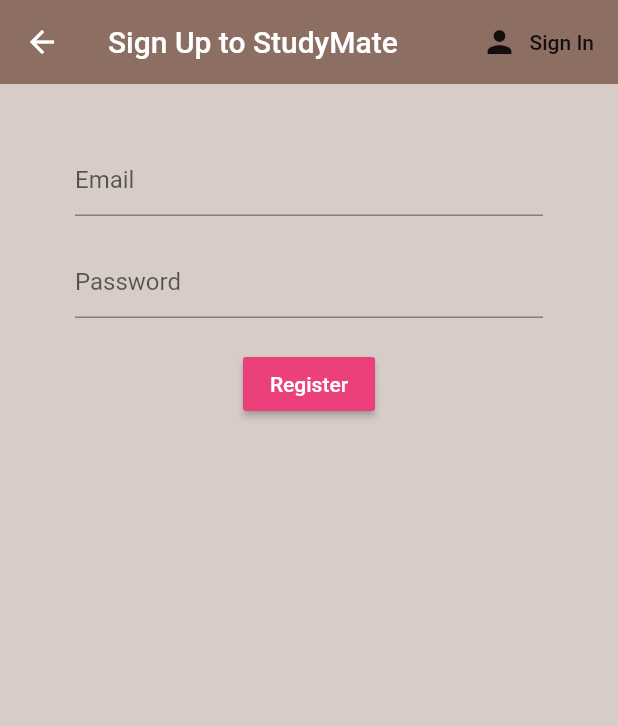
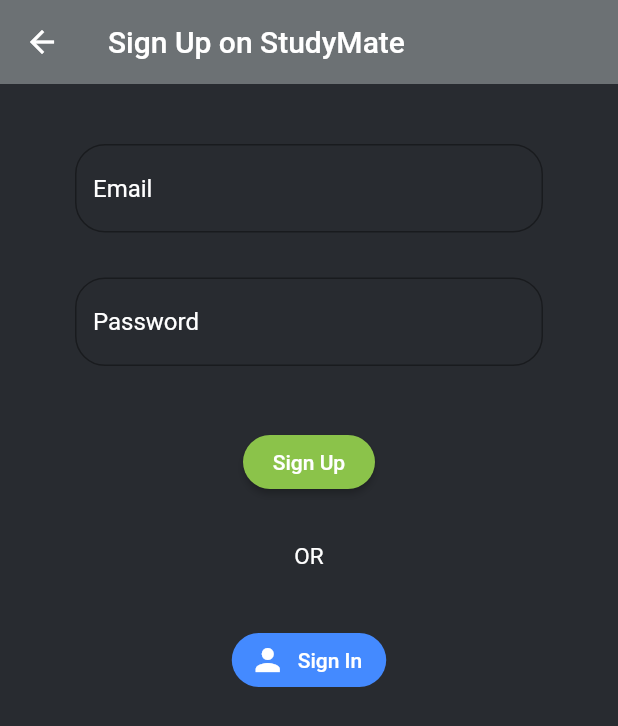
Before and after one commit to rishiagrawal2609/studymate_online, a Flutter app: the Register screen opened directly, on a phone screen of 412 x 824 dp. Shown: the top 726 px of the screen. Run offline on Flutter 3.47's test engine with Material 2 defaults, Android fonts, the phone set to English and light mode, and no system bars; our stand-ins replace firebase_auth, flutter_icons, flutter_svg, permission_handler; missing offline and left inert: agora_rtc_engine; accounts and stored records are empty; project files that could hold a hidden picture were left out.

Commit message:
Update register.dart

```diff
--- a/StudyMate/lib/Screens/authenticate/register.dart
+++ b/StudyMate/lib/Screens/authenticate/register.dart
@@ -17,20 +17,11 @@ class _RegisterState extends State<Register> {
   @override
   Widget build(BuildContext context) {
     return Scaffold(
-      backgroundColor: Colors.brown[100],
+      backgroundColor: Color(0xFF282B30),
       appBar: AppBar(
-        backgroundColor: Colors.brown[400],
+        backgroundColor: Color(0xFF6C7174),
         elevation: 0.0,
-        title: Text('Sign Up to StudyMate'),
-        actions: <Widget>[
-          FlatButton.icon(
-            icon: Icon(Icons.person),
-            label: Text('Sign In'),
-            onPressed: () {
-              widget.toggleView();
-            },
-          )
-        ],
+        title: Text('Sign Up on StudyMate'),
       ),
       body: Container(
         padding: EdgeInsets.symmetric(vertical: 20.0, horizontal: 50.0),
@@ -41,28 +32,37 @@ class _RegisterState extends State<Register> {
               SizedBox(height: 20.0),
               TextFormField(
                   decoration: InputDecoration(
-                    hintText: 'Email',
-                  ),
+                      hintText: 'Email',
+                      hintStyle: TextStyle(color: Colors.white),
+                      border: OutlineInputBorder(
+                          borderSide: BorderSide(color: Colors.blueAccent),
+                          borderRadius: BorderRadius.circular(20))),
                   validator: (val) => val.isEmpty ? 'Enter an Email' : null,
                   onChanged: (val) {
                     setState(() => email = val);
                   }),
-              SizedBox(height: 20.0),
+              SizedBox(height: 30.0),
               TextFormField(
                   decoration: InputDecoration(
-                    hintText: 'Password',
-                  ),
+                      hintText: 'Password',
+                      hintStyle: TextStyle(color: Colors.white),
+                      border: OutlineInputBorder(
+                          borderSide: BorderSide(color: Colors.blueAccent),
+                          borderRadius: BorderRadius.circular(20))),
                   validator: (val) =>
                       val.length < 6 ? 'Enter an Password 6+ char long' : null,
                   obscureText: true,
                   onChanged: (val) {
                     setState(() => password = val);
                   }),
-              SizedBox(height: 20.0),
+              SizedBox(height: 40.0),
               RaisedButton(
-                  color: Colors.pink[400],
+                  color: Colors.lightGreen,
+                  splashColor: Colors.grey,
+                  shape: RoundedRectangleBorder(
+                      borderRadius: BorderRadius.circular(30.0)),
                   child: Text(
-                    'Register',
+                    'Sign Up',
                     style: TextStyle(color: Colors.white),
                   ),
                   onPressed: () async {
@@ -70,15 +70,35 @@ class _RegisterState extends State<Register> {
                       dynamic result = await _auth.registerWithEmailAndPassword(
                           email, password);
                       if (result == null) {
-                        setState(() => error = 'please supply he valid data');
+                        setState(() =>
+                            error = 'Please enter the correct information');
                       }
                     }
                   }),
-              SizedBox(height: 12.0),
+              SizedBox(
+                height: 30.0,
+              ),
+              Text(
+                'OR',
+                textAlign: TextAlign.center,
+                style: TextStyle(color: Colors.white, fontSize: 15),
+              ),
+              SizedBox(height: 20.0),
               Text(
                 error,
                 style: TextStyle(color: Colors.red, fontSize: 14.0),
               ),
+              FlatButton.icon(
+                icon: Icon(Icons.person),
+                color: Colors.blueAccent,
+                textColor: Colors.white,
+                label: Text('Sign In'),
+                shape: RoundedRectangleBorder(
+                    borderRadius: BorderRadius.circular(30.0)),
+                onPressed: () {
+                  widget.toggleView();
+                },
+              )
             ],
           ),
         ),
```
